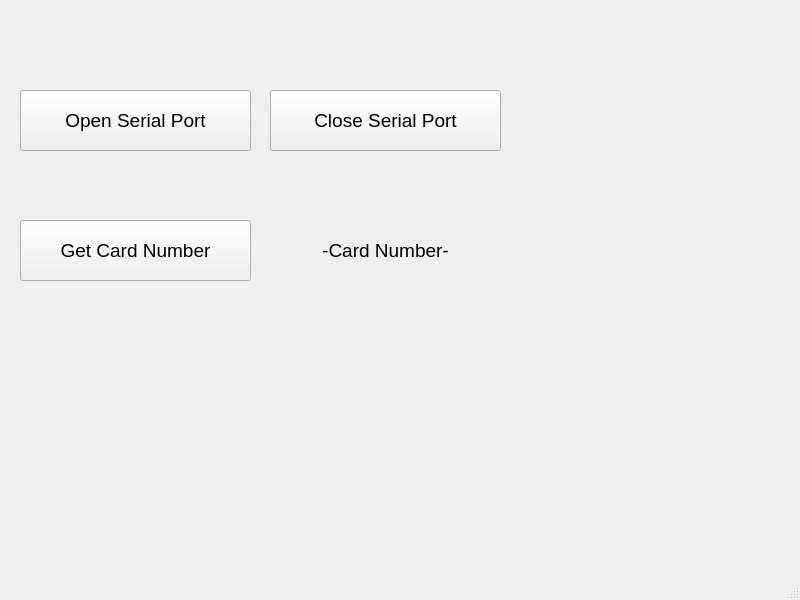
First picture: the form in bankautomat/mainwindow.ui, repository bank-2022/group17, before the edit.
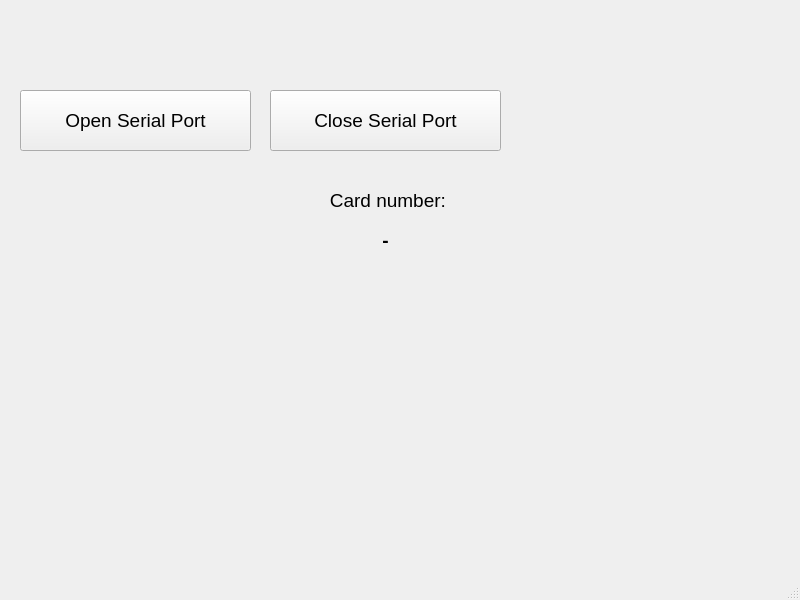
Second picture: the form after the edit.

What changed in the file:
```diff
--- a/bankautomat/mainwindow.ui
+++ b/bankautomat/mainwindow.ui
@@ -32,24 +32,6 @@
      <string>Open Serial Port</string>
     </property>
    </widget>
-   <widget class="QPushButton" name="btnGetCardNumber">
-    <property name="geometry">
-     <rect>
-      <x>20</x>
-      <y>220</y>
-      <width>231</width>
-      <height>61</height>
-     </rect>
-    </property>
-    <property name="font">
-     <font>
-      <pointsize>14</pointsize>
-     </font>
-    </property>
-    <property name="text">
-     <string>Get Card Number</string>
-    </property>
-   </widget>
    <widget class="QPushButton" name="btnCloseSerialPort">
     <property name="geometry">
      <rect>
@@ -74,20 +56,36 @@
       <x>270</x>
       <y>220</y>
       <width>231</width>
-      <height>61</height>
+      <height>41</height>
      </rect>
     </property>
     <property name="font">
      <font>
       <pointsize>14</pointsize>
+      <weight>75</weight>
+      <bold>true</bold>
+      <strikeout>false</strikeout>
+      <kerning>true</kerning>
      </font>
     </property>
+    <property name="accessibleName">
+     <string/>
+    </property>
+    <property name="autoFillBackground">
+     <bool>true</bool>
+    </property>
     <property name="text">
-     <string>-Card Number-</string>
+     <string>-</string>
+    </property>
+    <property name="scaledContents">
+     <bool>false</bool>
     </property>
     <property name="alignment">
      <set>Qt::AlignCenter</set>
     </property>
+    <property name="wordWrap">
+     <bool>false</bool>
+    </property>
    </widget>
    <widget class="QLabel" name="labelReadySignal">
     <property name="geometry">
@@ -128,6 +126,27 @@
      <string/>
     </property>
    </widget>
+   <widget class="QLabel" name="labelCardNumber_2">
+    <property name="geometry">
+     <rect>
+      <x>280</x>
+      <y>180</y>
+      <width>221</width>
+      <height>41</height>
+     </rect>
+    </property>
+    <property name="font">
+     <font>
+      <pointsize>14</pointsize>
+     </font>
+    </property>
+    <property name="text">
+     <string>Card number: </string>
+    </property>
+    <property name="alignment">
+     <set>Qt::AlignCenter</set>
+    </property>
+   </widget>
   </widget>
   <widget class="QMenuBar" name="menubar">
    <property name="geometry">
```
